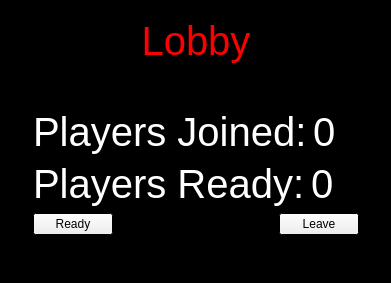
Before: the Qt Designer form DodgeBall/lobby.ui in demolition18956/DodgeBall-Game, drawn with Qt 5.
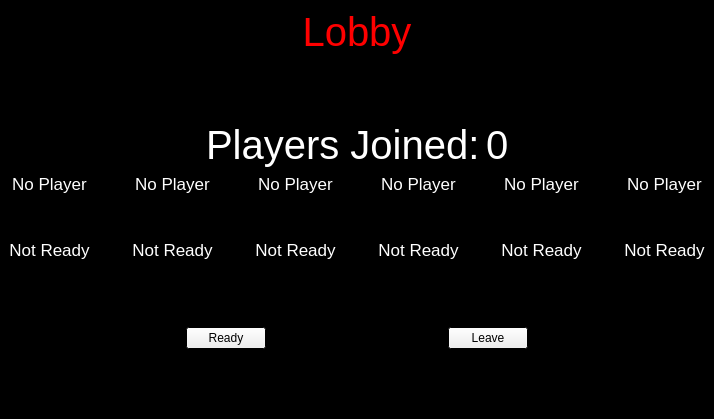
After: the same form once the commit is applied.

```diff
--- a/DodgeBall/lobby.ui
+++ b/DodgeBall/lobby.ui
@@ -6,8 +6,8 @@
    <rect>
     <x>0</x>
     <y>0</y>
-    <width>391</width>
-    <height>283</height>
+    <width>714</width>
+    <height>419</height>
    </rect>
   </property>
   <property name="palette">
@@ -78,21 +78,8 @@
    <string>MainWindow</string>
   </property>
   <widget class="QWidget" name="centralwidget">
-   <layout class="QGridLayout" name="gridLayout">
-    <item row="1" column="0" rowspan="4">
-     <spacer name="horizontalSpacer">
-      <property name="orientation">
-       <enum>Qt::Horizontal</enum>
-      </property>
-      <property name="sizeHint" stdset="0">
-       <size>
-        <width>9</width>
-        <height>256</height>
-       </size>
-      </property>
-     </spacer>
-    </item>
-    <item row="1" column="1">
+   <layout class="QVBoxLayout" name="verticalLayout_7">
+    <item>
      <widget class="QLabel" name="LobbyLabel">
       <property name="palette">
        <palette>
@@ -232,15 +219,6 @@
            </color>
           </brush>
          </colorrole>
-         <colorrole role="PlaceholderText">
-          <brush brushstyle="SolidPattern">
-           <color alpha="128">
-            <red>0</red>
-            <green>0</green>
-            <blue>0</blue>
-           </color>
-          </brush>
-         </colorrole>
         </active>
         <inactive>
          <colorrole role="WindowText">
@@ -378,15 +356,6 @@
            </color>
           </brush>
          </colorrole>
-         <colorrole role="PlaceholderText">
-          <brush brushstyle="SolidPattern">
-           <color alpha="128">
-            <red>0</red>
-            <green>0</green>
-            <blue>0</blue>
-           </color>
-          </brush>
-         </colorrole>
         </inactive>
         <disabled>
          <colorrole role="WindowText">
@@ -524,15 +493,6 @@
            </color>
           </brush>
          </colorrole>
-         <colorrole role="PlaceholderText">
-          <brush brushstyle="SolidPattern">
-           <color alpha="128">
-            <red>0</red>
-            <green>0</green>
-            <blue>0</blue>
-           </color>
-          </brush>
-         </colorrole>
         </disabled>
        </palette>
       </property>
@@ -549,33 +509,7 @@
       </property>
      </widget>
     </item>
-    <item row="1" column="2" rowspan="4">
-     <spacer name="horizontalSpacer_2">
-      <property name="orientation">
-       <enum>Qt::Horizontal</enum>
-      </property>
-      <property name="sizeHint" stdset="0">
-       <size>
-        <width>10</width>
-        <height>256</height>
-       </size>
-      </property>
-     </spacer>
-    </item>
-    <item row="4" column="1">
-     <spacer name="verticalSpacer_3">
-      <property name="orientation">
-       <enum>Qt::Vertical</enum>
-      </property>
-      <property name="sizeHint" stdset="0">
-       <size>
-        <width>326</width>
-        <height>25</height>
-       </size>
-      </property>
-     </spacer>
-    </item>
-    <item row="2" column="1">
+    <item>
      <spacer name="verticalSpacer_2">
       <property name="orientation">
        <enum>Qt::Vertical</enum>
@@ -588,12 +522,21 @@
       </property>
      </spacer>
     </item>
-    <item row="3" column="1">
-     <layout class="QVBoxLayout" name="verticalLayout_2">
-      <item>
-       <layout class="QVBoxLayout" name="verticalLayout">
         <item>
          <layout class="QHBoxLayout" name="horizontalLayout">
+      <item>
+       <spacer name="horizontalSpacer">
+        <property name="orientation">
+         <enum>Qt::Horizontal</enum>
+        </property>
+        <property name="sizeHint" stdset="0">
+         <size>
+          <width>40</width>
+          <height>20</height>
+         </size>
+        </property>
+       </spacer>
+      </item>
           <item>
            <widget class="QLabel" name="playerjoinedstatic">
             <property name="palette">
@@ -692,12 +635,27 @@
             </property>
            </widget>
           </item>
+      <item>
+       <spacer name="horizontalSpacer_2">
+        <property name="orientation">
+         <enum>Qt::Horizontal</enum>
+        </property>
+        <property name="sizeHint" stdset="0">
+         <size>
+          <width>40</width>
+          <height>20</height>
+         </size>
+        </property>
+       </spacer>
+      </item>
          </layout>
         </item>
         <item>
          <layout class="QHBoxLayout" name="horizontalLayout_3">
           <item>
-           <widget class="QLabel" name="playerreadystatic">
+       <layout class="QVBoxLayout" name="verticalLayout">
+        <item>
+         <widget class="QLabel" name="player1NameLabel">
             <property name="palette">
              <palette>
               <active>
@@ -737,16 +695,32 @@
             </property>
             <property name="font">
              <font>
-              <pointsize>30</pointsize>
+            <pointsize>13</pointsize>
              </font>
             </property>
             <property name="text">
-             <string>Players Ready:</string>
-            </property>
+           <string>No Player</string>
+          </property>
+          <property name="alignment">
+           <set>Qt::AlignCenter</set>
+          </property>
            </widget>
           </item>
           <item>
-           <widget class="QLabel" name="playerreadyLabel">
+         <spacer name="verticalSpacer_4">
+          <property name="orientation">
+           <enum>Qt::Vertical</enum>
+          </property>
+          <property name="sizeHint" stdset="0">
+           <size>
+            <width>20</width>
+            <height>40</height>
+           </size>
+          </property>
+         </spacer>
+        </item>
+        <item>
+         <widget class="QLabel" name="player1ReadyLabel">
             <property name="palette">
              <palette>
               <active>
@@ -786,20 +760,719 @@
             </property>
             <property name="font">
              <font>
-              <pointsize>30</pointsize>
+            <pointsize>13</pointsize>
              </font>
             </property>
             <property name="text">
-             <string>0</string>
-            </property>
+           <string>Not Ready</string>
+          </property>
+          <property name="alignment">
+           <set>Qt::AlignCenter</set>
+          </property>
            </widget>
           </item>
          </layout>
         </item>
+      <item>
+       <spacer name="horizontalSpacer_6">
+        <property name="orientation">
+         <enum>Qt::Horizontal</enum>
+        </property>
+        <property name="sizeHint" stdset="0">
+         <size>
+          <width>40</width>
+          <height>20</height>
+         </size>
+        </property>
+       </spacer>
+      </item>
+      <item>
+       <layout class="QVBoxLayout" name="verticalLayout_2">
+        <item>
+         <widget class="QLabel" name="player2NameLabel">
+          <property name="palette">
+           <palette>
+            <active>
+             <colorrole role="WindowText">
+              <brush brushstyle="SolidPattern">
+               <color alpha="255">
+                <red>255</red>
+                <green>255</green>
+                <blue>255</blue>
+               </color>
+              </brush>
+             </colorrole>
+            </active>
+            <inactive>
+             <colorrole role="WindowText">
+              <brush brushstyle="SolidPattern">
+               <color alpha="255">
+                <red>255</red>
+                <green>255</green>
+                <blue>255</blue>
+               </color>
+              </brush>
+             </colorrole>
+            </inactive>
+            <disabled>
+             <colorrole role="WindowText">
+              <brush brushstyle="SolidPattern">
+               <color alpha="255">
+                <red>127</red>
+                <green>127</green>
+                <blue>127</blue>
+               </color>
+              </brush>
+             </colorrole>
+            </disabled>
+           </palette>
+          </property>
+          <property name="font">
+           <font>
+            <pointsize>13</pointsize>
+           </font>
+          </property>
+          <property name="text">
+           <string>No Player</string>
+          </property>
+          <property name="alignment">
+           <set>Qt::AlignCenter</set>
+          </property>
+         </widget>
+        </item>
+        <item>
+         <spacer name="verticalSpacer_5">
+          <property name="orientation">
+           <enum>Qt::Vertical</enum>
+          </property>
+          <property name="sizeHint" stdset="0">
+           <size>
+            <width>20</width>
+            <height>40</height>
+           </size>
+          </property>
+         </spacer>
+        </item>
+        <item>
+         <widget class="QLabel" name="player2ReadyLabel">
+          <property name="palette">
+           <palette>
+            <active>
+             <colorrole role="WindowText">
+              <brush brushstyle="SolidPattern">
+               <color alpha="255">
+                <red>255</red>
+                <green>255</green>
+                <blue>255</blue>
+               </color>
+              </brush>
+             </colorrole>
+            </active>
+            <inactive>
+             <colorrole role="WindowText">
+              <brush brushstyle="SolidPattern">
+               <color alpha="255">
+                <red>255</red>
+                <green>255</green>
+                <blue>255</blue>
+               </color>
+              </brush>
+             </colorrole>
+            </inactive>
+            <disabled>
+             <colorrole role="WindowText">
+              <brush brushstyle="SolidPattern">
+               <color alpha="255">
+                <red>127</red>
+                <green>127</green>
+                <blue>127</blue>
+               </color>
+              </brush>
+             </colorrole>
+            </disabled>
+           </palette>
+          </property>
+          <property name="font">
+           <font>
+            <pointsize>13</pointsize>
+           </font>
+          </property>
+          <property name="text">
+           <string>Not Ready</string>
+          </property>
+          <property name="alignment">
+           <set>Qt::AlignCenter</set>
+          </property>
+         </widget>
+        </item>
        </layout>
+      </item>
+      <item>
+       <spacer name="horizontalSpacer_9">
+        <property name="orientation">
+         <enum>Qt::Horizontal</enum>
+        </property>
+        <property name="sizeHint" stdset="0">
+         <size>
+          <width>40</width>
+          <height>20</height>
+         </size>
+        </property>
+       </spacer>
+      </item>
+      <item>
+       <layout class="QVBoxLayout" name="verticalLayout_5">
+        <item>
+         <widget class="QLabel" name="player3NameLabel">
+          <property name="palette">
+           <palette>
+            <active>
+             <colorrole role="WindowText">
+              <brush brushstyle="SolidPattern">
+               <color alpha="255">
+                <red>255</red>
+                <green>255</green>
+                <blue>255</blue>
+               </color>
+              </brush>
+             </colorrole>
+            </active>
+            <inactive>
+             <colorrole role="WindowText">
+              <brush brushstyle="SolidPattern">
+               <color alpha="255">
+                <red>255</red>
+                <green>255</green>
+                <blue>255</blue>
+               </color>
+              </brush>
+             </colorrole>
+            </inactive>
+            <disabled>
+             <colorrole role="WindowText">
+              <brush brushstyle="SolidPattern">
+               <color alpha="255">
+                <red>127</red>
+                <green>127</green>
+                <blue>127</blue>
+               </color>
+              </brush>
+             </colorrole>
+            </disabled>
+           </palette>
+          </property>
+          <property name="font">
+           <font>
+            <pointsize>13</pointsize>
+           </font>
+          </property>
+          <property name="text">
+           <string>No Player</string>
+          </property>
+          <property name="alignment">
+           <set>Qt::AlignCenter</set>
+          </property>
+         </widget>
+        </item>
+        <item>
+         <spacer name="verticalSpacer_8">
+          <property name="orientation">
+           <enum>Qt::Vertical</enum>
+          </property>
+          <property name="sizeHint" stdset="0">
+           <size>
+            <width>20</width>
+            <height>40</height>
+           </size>
+          </property>
+         </spacer>
+        </item>
+        <item>
+         <widget class="QLabel" name="player3ReadyLabel">
+          <property name="palette">
+           <palette>
+            <active>
+             <colorrole role="WindowText">
+              <brush brushstyle="SolidPattern">
+               <color alpha="255">
+                <red>255</red>
+                <green>255</green>
+                <blue>255</blue>
+               </color>
+              </brush>
+             </colorrole>
+            </active>
+            <inactive>
+             <colorrole role="WindowText">
+              <brush brushstyle="SolidPattern">
+               <color alpha="255">
+                <red>255</red>
+                <green>255</green>
+                <blue>255</blue>
+               </color>
+              </brush>
+             </colorrole>
+            </inactive>
+            <disabled>
+             <colorrole role="WindowText">
+              <brush brushstyle="SolidPattern">
+               <color alpha="255">
+                <red>127</red>
+                <green>127</green>
+                <blue>127</blue>
+               </color>
+              </brush>
+             </colorrole>
+            </disabled>
+           </palette>
+          </property>
+          <property name="font">
+           <font>
+            <pointsize>13</pointsize>
+           </font>
+          </property>
+          <property name="text">
+           <string>Not Ready</string>
+          </property>
+          <property name="alignment">
+           <set>Qt::AlignCenter</set>
+          </property>
+         </widget>
+        </item>
+       </layout>
+      </item>
+      <item>
+       <spacer name="horizontalSpacer_7">
+        <property name="orientation">
+         <enum>Qt::Horizontal</enum>
+        </property>
+        <property name="sizeHint" stdset="0">
+         <size>
+          <width>40</width>
+          <height>20</height>
+         </size>
+        </property>
+       </spacer>
+      </item>
+      <item>
+       <layout class="QVBoxLayout" name="verticalLayout_3">
+        <item>
+         <widget class="QLabel" name="player4NameLabel">
+          <property name="palette">
+           <palette>
+            <active>
+             <colorrole role="WindowText">
+              <brush brushstyle="SolidPattern">
+               <color alpha="255">
+                <red>255</red>
+                <green>255</green>
+                <blue>255</blue>
+               </color>
+              </brush>
+             </colorrole>
+            </active>
+            <inactive>
+             <colorrole role="WindowText">
+              <brush brushstyle="SolidPattern">
+               <color alpha="255">
+                <red>255</red>
+                <green>255</green>
+                <blue>255</blue>
+               </color>
+              </brush>
+             </colorrole>
+            </inactive>
+            <disabled>
+             <colorrole role="WindowText">
+              <brush brushstyle="SolidPattern">
+               <color alpha="255">
+                <red>127</red>
+                <green>127</green>
+                <blue>127</blue>
+               </color>
+              </brush>
+             </colorrole>
+            </disabled>
+           </palette>
+          </property>
+          <property name="font">
+           <font>
+            <pointsize>13</pointsize>
+           </font>
+          </property>
+          <property name="text">
+           <string>No Player</string>
+          </property>
+          <property name="alignment">
+           <set>Qt::AlignCenter</set>
+          </property>
+         </widget>
+        </item>
+        <item>
+         <spacer name="verticalSpacer_6">
+          <property name="orientation">
+           <enum>Qt::Vertical</enum>
+          </property>
+          <property name="sizeHint" stdset="0">
+           <size>
+            <width>20</width>
+            <height>40</height>
+           </size>
+          </property>
+         </spacer>
+        </item>
+        <item>
+         <widget class="QLabel" name="player4ReadyLabel">
+          <property name="palette">
+           <palette>
+            <active>
+             <colorrole role="WindowText">
+              <brush brushstyle="SolidPattern">
+               <color alpha="255">
+                <red>255</red>
+                <green>255</green>
+                <blue>255</blue>
+               </color>
+              </brush>
+             </colorrole>
+            </active>
+            <inactive>
+             <colorrole role="WindowText">
+              <brush brushstyle="SolidPattern">
+               <color alpha="255">
+                <red>255</red>
+                <green>255</green>
+                <blue>255</blue>
+               </color>
+              </brush>
+             </colorrole>
+            </inactive>
+            <disabled>
+             <colorrole role="WindowText">
+              <brush brushstyle="SolidPattern">
+               <color alpha="255">
+                <red>127</red>
+                <green>127</green>
+                <blue>127</blue>
+               </color>
+              </brush>
+             </colorrole>
+            </disabled>
+           </palette>
+          </property>
+          <property name="font">
+           <font>
+            <pointsize>13</pointsize>
+           </font>
+          </property>
+          <property name="text">
+           <string>Not Ready</string>
+          </property>
+          <property name="alignment">
+           <set>Qt::AlignCenter</set>
+          </property>
+         </widget>
+        </item>
+       </layout>
+      </item>
+      <item>
+       <spacer name="horizontalSpacer_10">
+        <property name="orientation">
+         <enum>Qt::Horizontal</enum>
+        </property>
+        <property name="sizeHint" stdset="0">
+         <size>
+          <width>40</width>
+          <height>20</height>
+         </size>
+        </property>
+       </spacer>
+      </item>
+      <item>
+       <layout class="QVBoxLayout" name="verticalLayout_6">
+        <item>
+         <widget class="QLabel" name="player5NameLabel">
+          <property name="palette">
+           <palette>
+            <active>
+             <colorrole role="WindowText">
+              <brush brushstyle="SolidPattern">
+               <color alpha="255">
+                <red>255</red>
+                <green>255</green>
+                <blue>255</blue>
+               </color>
+              </brush>
+             </colorrole>
+            </active>
+            <inactive>
+             <colorrole role="WindowText">
+              <brush brushstyle="SolidPattern">
+               <color alpha="255">
+                <red>255</red>
+                <green>255</green>
+                <blue>255</blue>
+               </color>
+              </brush>
+             </colorrole>
+            </inactive>
+            <disabled>
+             <colorrole role="WindowText">
+              <brush brushstyle="SolidPattern">
+               <color alpha="255">
+                <red>127</red>
+                <green>127</green>
+                <blue>127</blue>
+               </color>
+              </brush>
+             </colorrole>
+            </disabled>
+           </palette>
+          </property>
+          <property name="font">
+           <font>
+            <pointsize>13</pointsize>
+           </font>
+          </property>
+          <property name="text">
+           <string>No Player</string>
+          </property>
+          <property name="alignment">
+           <set>Qt::AlignCenter</set>
+          </property>
+         </widget>
+        </item>
+        <item>
+         <spacer name="verticalSpacer_9">
+          <property name="orientation">
+           <enum>Qt::Vertical</enum>
+          </property>
+          <property name="sizeHint" stdset="0">
+           <size>
+            <width>20</width>
+            <height>40</height>
+           </size>
+          </property>
+         </spacer>
+        </item>
+        <item>
+         <widget class="QLabel" name="player5ReadyLabel">
+          <property name="palette">
+           <palette>
+            <active>
+             <colorrole role="WindowText">
+              <brush brushstyle="SolidPattern">
+               <color alpha="255">
+                <red>255</red>
+                <green>255</green>
+                <blue>255</blue>
+               </color>
+              </brush>
+             </colorrole>
+            </active>
+            <inactive>
+             <colorrole role="WindowText">
+              <brush brushstyle="SolidPattern">
+               <color alpha="255">
+                <red>255</red>
+                <green>255</green>
+                <blue>255</blue>
+               </color>
+              </brush>
+             </colorrole>
+            </inactive>
+            <disabled>
+             <colorrole role="WindowText">
+              <brush brushstyle="SolidPattern">
+               <color alpha="255">
+                <red>127</red>
+                <green>127</green>
+                <blue>127</blue>
+               </color>
+              </brush>
+             </colorrole>
+            </disabled>
+           </palette>
+          </property>
+          <property name="font">
+           <font>
+            <pointsize>13</pointsize>
+           </font>
+          </property>
+          <property name="text">
+           <string>Not Ready</string>
+          </property>
+          <property name="alignment">
+           <set>Qt::AlignCenter</set>
+          </property>
+         </widget>
+        </item>
+       </layout>
+      </item>
+      <item>
+       <spacer name="horizontalSpacer_8">
+        <property name="orientation">
+         <enum>Qt::Horizontal</enum>
+        </property>
+        <property name="sizeHint" stdset="0">
+         <size>
+          <width>40</width>
+          <height>20</height>
+         </size>
+        </property>
+       </spacer>
+      </item>
+      <item>
+       <layout class="QVBoxLayout" name="verticalLayout_4">
+        <item>
+         <widget class="QLabel" name="player6NameLabel">
+          <property name="palette">
+           <palette>
+            <active>
+             <colorrole role="WindowText">
+              <brush brushstyle="SolidPattern">
+               <color alpha="255">
+                <red>255</red>
+                <green>255</green>
+                <blue>255</blue>
+               </color>
+              </brush>
+             </colorrole>
+            </active>
+            <inactive>
+             <colorrole role="WindowText">
+              <brush brushstyle="SolidPattern">
+               <color alpha="255">
+                <red>255</red>
+                <green>255</green>
+                <blue>255</blue>
+               </color>
+              </brush>
+             </colorrole>
+            </inactive>
+            <disabled>
+             <colorrole role="WindowText">
+              <brush brushstyle="SolidPattern">
+               <color alpha="255">
+                <red>127</red>
+                <green>127</green>
+                <blue>127</blue>
+               </color>
+              </brush>
+             </colorrole>
+            </disabled>
+           </palette>
+          </property>
+          <property name="font">
+           <font>
+            <pointsize>13</pointsize>
+           </font>
+          </property>
+          <property name="text">
+           <string>No Player</string>
+          </property>
+          <property name="alignment">
+           <set>Qt::AlignCenter</set>
+          </property>
+         </widget>
+        </item>
+        <item>
+         <spacer name="verticalSpacer_7">
+          <property name="orientation">
+           <enum>Qt::Vertical</enum>
+          </property>
+          <property name="sizeHint" stdset="0">
+           <size>
+            <width>20</width>
+            <height>40</height>
+           </size>
+          </property>
+         </spacer>
+        </item>
+        <item>
+         <widget class="QLabel" name="player6ReadyLabel">
+          <property name="palette">
+           <palette>
+            <active>
+             <colorrole role="WindowText">
+              <brush brushstyle="SolidPattern">
+               <color alpha="255">
+                <red>255</red>
+                <green>255</green>
+                <blue>255</blue>
+               </color>
+              </brush>
+             </colorrole>
+            </active>
+            <inactive>
+             <colorrole role="WindowText">
+              <brush brushstyle="SolidPattern">
+               <color alpha="255">
+                <red>255</red>
+                <green>255</green>
+                <blue>255</blue>
+               </color>
+              </brush>
+             </colorrole>
+            </inactive>
+            <disabled>
+             <colorrole role="WindowText">
+              <brush brushstyle="SolidPattern">
+               <color alpha="255">
+                <red>127</red>
+                <green>127</green>
+                <blue>127</blue>
+               </color>
+              </brush>
+             </colorrole>
+            </disabled>
+           </palette>
+          </property>
+          <property name="font">
+           <font>
+            <pointsize>13</pointsize>
+           </font>
+          </property>
+          <property name="text">
+           <string>Not Ready</string>
+          </property>
+          <property name="alignment">
+           <set>Qt::AlignCenter</set>
+          </property>
+         </widget>
+        </item>
+       </layout>
+      </item>
+     </layout>
+    </item>
+    <item>
+     <spacer name="verticalSpacer">
+      <property name="orientation">
+       <enum>Qt::Vertical</enum>
+      </property>
+      <property name="sizeHint" stdset="0">
+       <size>
+        <width>20</width>
+        <height>40</height>
+       </size>
+      </property>
+     </spacer>
       </item>
       <item>
        <layout class="QHBoxLayout" name="horizontalLayout_2">
+      <item>
+       <spacer name="horizontalSpacer_4">
+        <property name="orientation">
+         <enum>Qt::Horizontal</enum>
+        </property>
+        <property name="sizeHint" stdset="0">
+         <size>
+          <width>40</width>
+          <height>20</height>
+         </size>
+        </property>
+       </spacer>
+      </item>
         <item>
          <widget class="QPushButton" name="readyButton">
           <property name="text">
@@ -827,12 +1500,23 @@
           </property>
          </widget>
         </item>
-       </layout>
+      <item>
+       <spacer name="horizontalSpacer_5">
+        <property name="orientation">
+         <enum>Qt::Horizontal</enum>
+        </property>
+        <property name="sizeHint" stdset="0">
+         <size>
+          <width>40</width>
+          <height>20</height>
+         </size>
+        </property>
+       </spacer>
       </item>
      </layout>
     </item>
-    <item row="0" column="1">
-     <spacer name="verticalSpacer">
+    <item>
+     <spacer name="verticalSpacer_3">
       <property name="orientation">
        <enum>Qt::Vertical</enum>
       </property>
```
Lines whose indentation alone changed are shown as unchanged.
